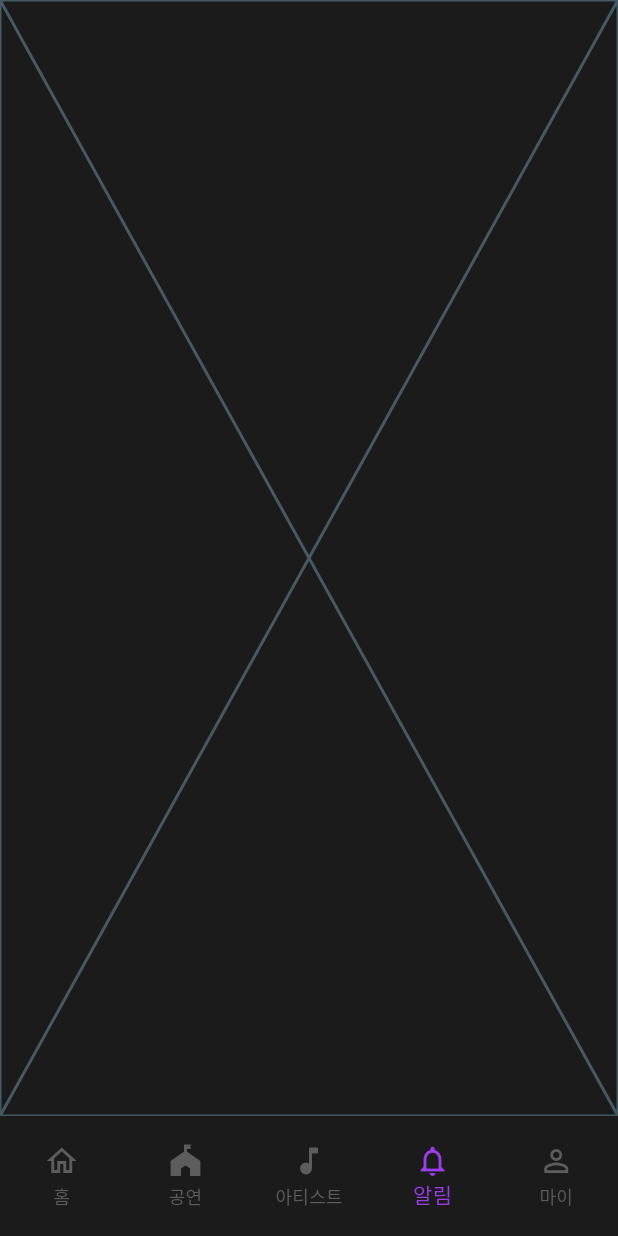
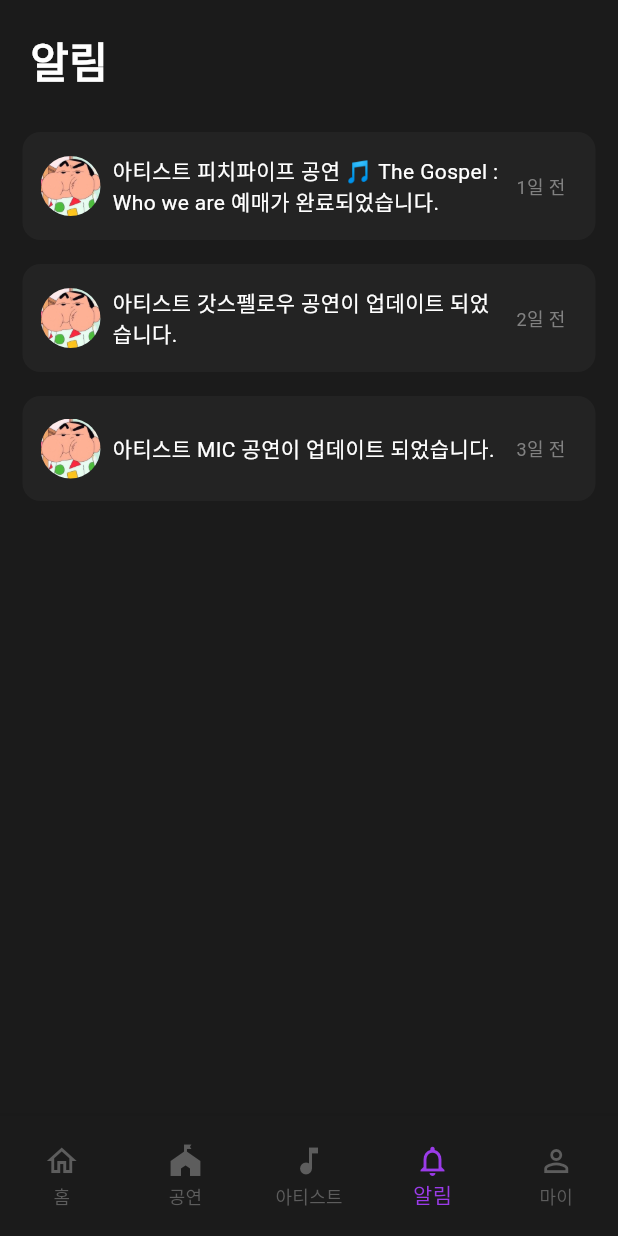
Before and after one commit to HandongSF/camticket-fe, a Flutter app: the screen it shows after launch, item 4 of the bottom bar chosen, on a phone screen of 412 x 824 dp. Run offline on Flutter 3.47's test engine with Material 3 defaults, Android fonts, the phone set to English and light mode, and no system bars; our stand-ins replace shared_preferences.

Commit message:
Dongeun -> 알림 페이지 구현

```diff
--- a/lib/src/pages/notification_page.dart
+++ b/lib/src/pages/notification_page.dart
@@ -1,4 +1,14 @@
 import 'package:flutter/material.dart';
+import '../../utility/color.dart';
+import 'dart:async';
+
+class NotificationItem {
+  final String message;
+  final DateTime timestamp;
+  final String imageUrl;
+
+  NotificationItem(this.message, this.timestamp, this.imageUrl);
+}
 
 class NotificationPage extends StatefulWidget {
   const NotificationPage({super.key});
@@ -8,8 +18,157 @@
 }
 
 class _NotificationPageState extends State<NotificationPage> {
+  final List<NotificationItem> _notifications = [
+    NotificationItem(
+      '아티스트 피치파이프 공연 🎵 The Gospel : Who we are 예매가 완료되었습니다.',
+      DateTime.now().subtract(const Duration(days: 1)),
+      'assets/images/zzanggu.png', // 예시 이미지
+    ),
+    NotificationItem(
+      '아티스트 갓스펠로우 공연이 업데이트 되었습니다.',
+      DateTime.now().subtract(const Duration(days: 2)),
+      'assets/images/zzanggu.png',
+    ),
+    NotificationItem(
+      '아티스트 MIC 공연이 업데이트 되었습니다.',
+      DateTime.now().subtract(const Duration(days: 3)),
+      'assets/images/zzanggu.png',
+    ),
+  ];
+
+  Timer? _timer;
+
+  @override
+  void initState() {
+    super.initState();
+    // 1분마다 화면 새로고침 (timeAgo 갱신용)
+    _timer = Timer.periodic(const Duration(minutes: 1), (timer) {
+      setState(() {});
+    });
+  }
+
+  @override
+  void dispose() {
+    _timer?.cancel(); // 타이머 해제
+    super.dispose();
+  }
+
+  String timeAgo(DateTime date) {
+    final now = DateTime.now();
+    final diff = now.difference(date);
+
+    if (diff.inMinutes < 1) return '방금 전';
+    if (diff.inMinutes < 60) return '${diff.inMinutes}분 전';
+    if (diff.inHours < 24) return '${diff.inHours}시간 전';
+    return '${diff.inDays}일 전';
+  }
+
   @override
   Widget build(BuildContext context) {
-    return const Placeholder();
+    return Scaffold(
+      backgroundColor: AppColors.mainBlack,
+      body: SafeArea(
+        child: Column(
+          children: [
+            const Padding(
+              padding: EdgeInsets.only(top: 20, left: 20),
+              child: Align(
+                alignment: Alignment.centerLeft,
+                child: Text(
+                  '알림',
+                  style: TextStyle(
+                    color: Colors.white,
+                    fontSize: 28,
+                    fontWeight: FontWeight.w600,
+                  ),
+                ),
+              ),
+            ),
+            const SizedBox(height: 20),
+            Expanded(
+              child: _notifications.isEmpty
+                  ? const Center(
+                child: Text(
+                  '알림이 없습니다.',
+                  style: TextStyle(
+                    color: Color(0xFF818181),
+                    fontSize: 12,
+                  ),
+                ),
+              )
+                  : ListView.builder(
+                itemCount: _notifications.length,
+                itemBuilder: (context, index) {
+                  final item = _notifications[index];
+                  return  Dismissible(
+                      key: UniqueKey(),
+                      direction: DismissDirection.endToStart, // 오른쪽 → 왼쪽 스와이프
+                      background: Container(
+                      color: Colors.red,
+                      alignment: Alignment.centerRight,
+                      padding: const EdgeInsets.symmetric(horizontal: 20),
+                      child: const Icon(Icons.delete, color: Colors.white),
+                  ),
+                  onDismissed: (direction) {
+                    setState(() {
+                      _notifications.removeAt(index);
+                    });
+                    ScaffoldMessenger.of(context).showSnackBar(
+                      const SnackBar(content: Text('알림이 삭제되었습니다.')),
+                    );
+                  },
+                  child: Padding(
+                    padding: const EdgeInsets.symmetric(horizontal: 15, vertical: 8),
+                    child: Container(
+                      padding: const EdgeInsets.fromLTRB(12, 15, 20, 15),
+                      decoration: BoxDecoration(
+                        color: const Color(0xFF232323),
+                        borderRadius: BorderRadius.circular(12),
+                      ),
+                      child: Row(
+                        crossAxisAlignment: CrossAxisAlignment.center,
+                        children: [
+                          // 이미지
+                          ClipRRect(
+                            borderRadius: BorderRadius.circular(20),
+                            child: Image.asset(
+                              item.imageUrl,
+                              width: 40,
+                              height: 40,
+                              fit: BoxFit.cover,
+                            ),
+                          ),
+                          const SizedBox(width: 8),
+                          // 메시지 텍스트
+                          Expanded(
+                            child: Text(
+                              item.message,
+                              style: const TextStyle(
+                                color: Colors.white,
+                                fontSize: 14,
+                              ),
+                            ),
+                          ),
+                          const SizedBox(width: 8),
+                          // 시간
+                          Text(
+                            timeAgo(item.timestamp),
+                            style: const TextStyle(
+                              color: Color(0xFF818181),
+                              fontSize: 12,
+                            ),
+                          ),
+                        ],
+                      ),
+                    ),
+                  ),
+                  );
+                },
+              ),
+            ),
+          ],
+        ),
+      ),
+    );
   }
 }
```
Also changed, not shown: pubspec.lock.
